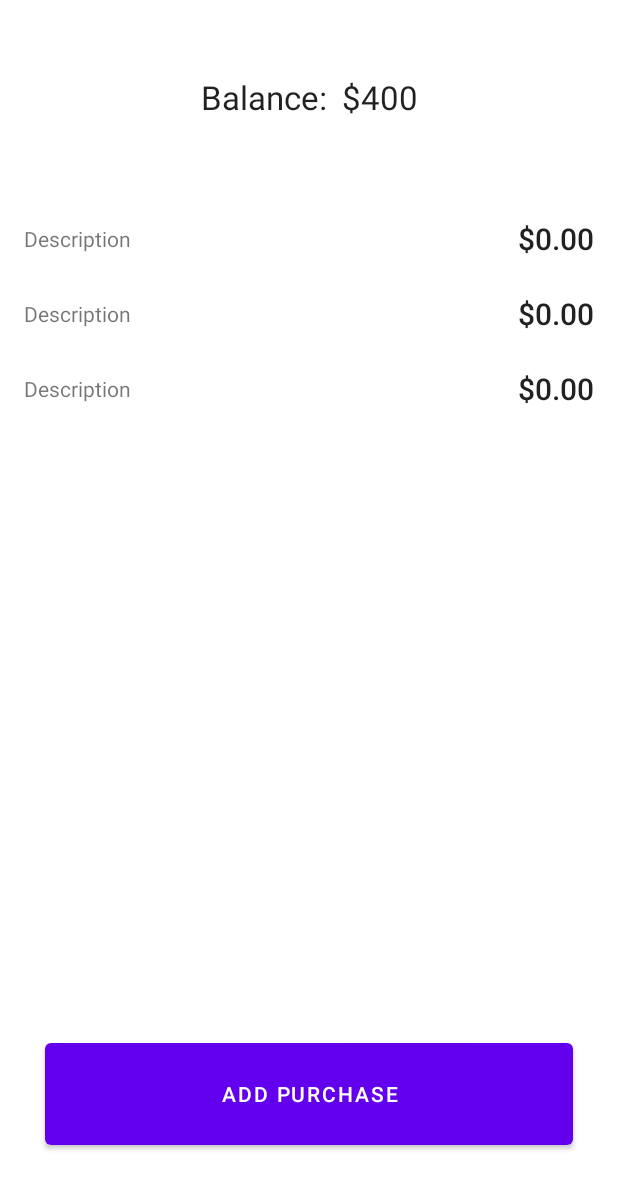
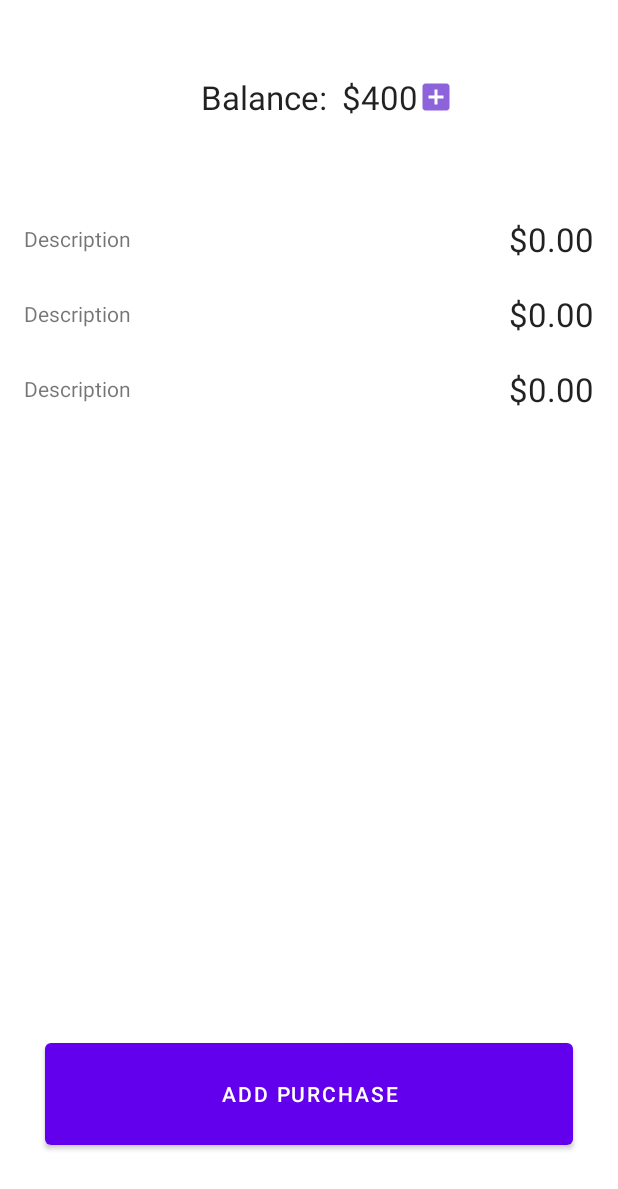
Before and after one commit to SpudLaw/allowanceTracker, an Android app: the layout main_fragment.xml on its own in the app's theme, with its tools: preview values and no code run, on a phone screen of 412 x 824 dp. Shown: the top 1189 px of the screen. Run offline under Robolectric (Android 15) with nearby library versions, the phone set to English and light mode, and no system bars.

Commit message:
doesn't work yet

```diff
--- /dev/null
+++ b/app/src/main/res/drawable/ic_baseline_add_box_24.xml
@@ -0,0 +1,5 @@
+<vector android:height="24dp" android:tint="#8C63DB"
+    android:viewportHeight="24" android:viewportWidth="24"
+    android:width="24dp" xmlns:android="http://schemas.android.com/apk/res/android">
+    <path android:fillColor="@android:color/white" android:pathData="M19,3L5,3c-1.11,0 -2,0.9 -2,2v14c0,1.1 0.89,2 2,2h14c1.1,0 2,-0.9 2,-2L21,5c0,-1.1 -0.9,-2 -2,-2zM17,13h-4v4h-2v-4L7,13v-2h4L11,7h2v4h4v2z"/>
+</vector>
--- /dev/null
+++ b/app/src/main/res/drawable/myrect.xml
@@ -0,0 +1,6 @@
+<!-- res/drawable/myrect.xml -->
+<shape xmlns:android="http://schemas.android.com/apk/res/android"
+    android:shape="rectangle">
+    <solid android:color="#42000000" />
+    <corners android:radius="5dp" />
+</shape>
--- a/app/src/main/res/layout/list_item_purchase.xml
+++ b/app/src/main/res/layout/list_item_purchase.xml
@@ -25,7 +25,7 @@
         android:layout_marginEnd="16dp"
         android:ellipsize="end"
         android:lines="1"
-        android:textAppearance="@style/TextAppearance.AppCompat.Title"
+        android:textAppearance="@style/TextAppearance.AppCompat.Large"
         app:layout_constraintBottom_toBottomOf="parent"
         app:layout_constraintEnd_toEndOf="parent"
         app:layout_constraintHorizontal_bias="1.0"
--- a/app/src/main/res/layout/main_fragment.xml
+++ b/app/src/main/res/layout/main_fragment.xml
@@ -31,6 +31,20 @@
         app:layout_constraintStart_toEndOf="@+id/balance_title"
         app:layout_constraintTop_toTopOf="@+id/balance_title" />
 
+    <ImageButton
+        android:id="@+id/add_to_balance_button"
+        android:layout_gravity="left"
+        android:layout_width="50dp"
+        android:layout_height="wrap_content"
+        android:layout_weight="1"
+        android:scaleType="fitStart"
+        android:src="@drawable/ic_baseline_add_box_24"
+        style="@style/Theme.AllowanceTracker"
+        app:layout_constraintTop_toTopOf="@+id/balance_title"
+        app:layout_constraintStart_toEndOf="@id/balance_value"
+        app:layout_constraintBottom_toBottomOf="@id/balance_title"
+        android:contentDescription="@string/add_to_balance_button_content_desc" />
+
     <androidx.recyclerview.widget.RecyclerView
         android:id="@+id/purchases_recycler_view"
         android:layout_width="match_parent"
@@ -61,4 +75,15 @@
         app:layout_constraintStart_toStartOf="parent"
         app:layout_constraintTop_toTopOf="parent" />
 
+    <include
+        android:id="@+id/allowance_dialog"
+        layout="@layout/dialog_balance"
+        android:layout_width="300dp"
+        android:layout_height="wrap_content"
+        android:visibility="gone"
+        app:layout_constraintTop_toTopOf="parent"
+        app:layout_constraintBottom_toBottomOf="parent"
+        app:layout_constraintStart_toStartOf="parent"
+        app:layout_constraintEnd_toEndOf="parent"/>
+
 </androidx.constraintlayout.widget.ConstraintLayout>
--- a/app/src/main/res/values-night/themes.xml
+++ b/app/src/main/res/values-night/themes.xml
@@ -12,5 +12,7 @@
         <!-- Status bar color. -->
         <item name="android:statusBarColor" tools:targetApi="l">?attr/colorPrimaryVariant</item>
         <!-- Customize your theme here. -->
+        <item name="windowNoTitle">true</item>
+        <item name="android:background">@color/black</item>
     </style>
 </resources>
--- a/app/src/main/res/values/strings.xml
+++ b/app/src/main/res/values/strings.xml
@@ -7,4 +7,8 @@
     <string name="add_a_purchase_dialog_title">Add a Purchase</string>
     <string name="cancel_button_label">Cancel</string>
     <string name="balance_title">Balance:</string>
+    <string name="zero_hint_label">00.00</string>
+    <string name="set_allowance_button_label">Set Allowance</string>
+    <string name="add_to_balance_button_label">Add to Balance</string>
+    <string name="add_to_balance_button_content_desc">Add to Balance Button</string>
 </resources>
--- a/app/src/main/res/values/themes.xml
+++ b/app/src/main/res/values/themes.xml
@@ -12,5 +12,7 @@
         <!-- Status bar color. -->
         <item name="android:statusBarColor" tools:targetApi="l">?attr/colorPrimaryVariant</item>
         <!-- Customize your theme here. -->
+        <item name="windowNoTitle">true</item>
+        <item name="android:background">@color/white</item>
     </style>
 </resources>
```
Also changed, not shown: app/src/main/java/com/example/allowancetracker/ui/main/MainFragment.kt (+42 -7 lines), app/src/main/java/com/example/allowancetracker/ui/main/MainViewModel.kt (+14 -1 lines), app/src/main/res/layout/dialog_balance.xml (added, +45 -0 lines).
